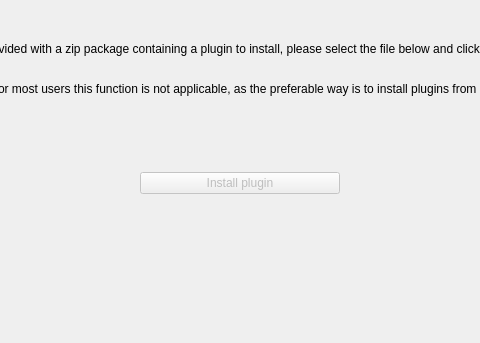
Old version of the form src/ui/qgspluginmanagerbase.ui in the repository qgis/QGIS; both pictures show x 301 to 781 and y 0 to 343 of the 875 by 471 pixel window.
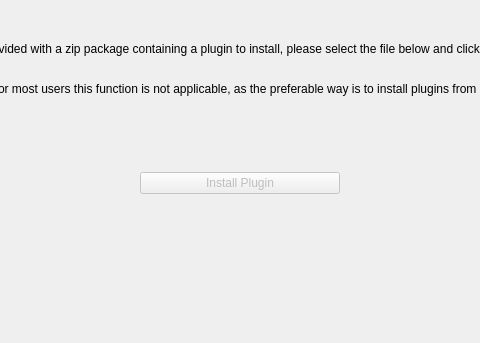
New version of the form. The open tabs and pages were chosen to show the change. Icons and pictures are not drawn. Custom widgets are drawn as their Qt base class.

Patch:
```diff
--- a/src/ui/qgspluginmanagerbase.ui
+++ b/src/ui/qgspluginmanagerbase.ui
@@ -676,7 +676,7 @@
                 </size>
                </property>
                <property name="text">
-                <string>Install plugin</string>
+                <string>Install Plugin</string>
                </property>
               </widget>
              </item>
```
Left out of the diff: 2 changed lines with no effect on the pictures.
